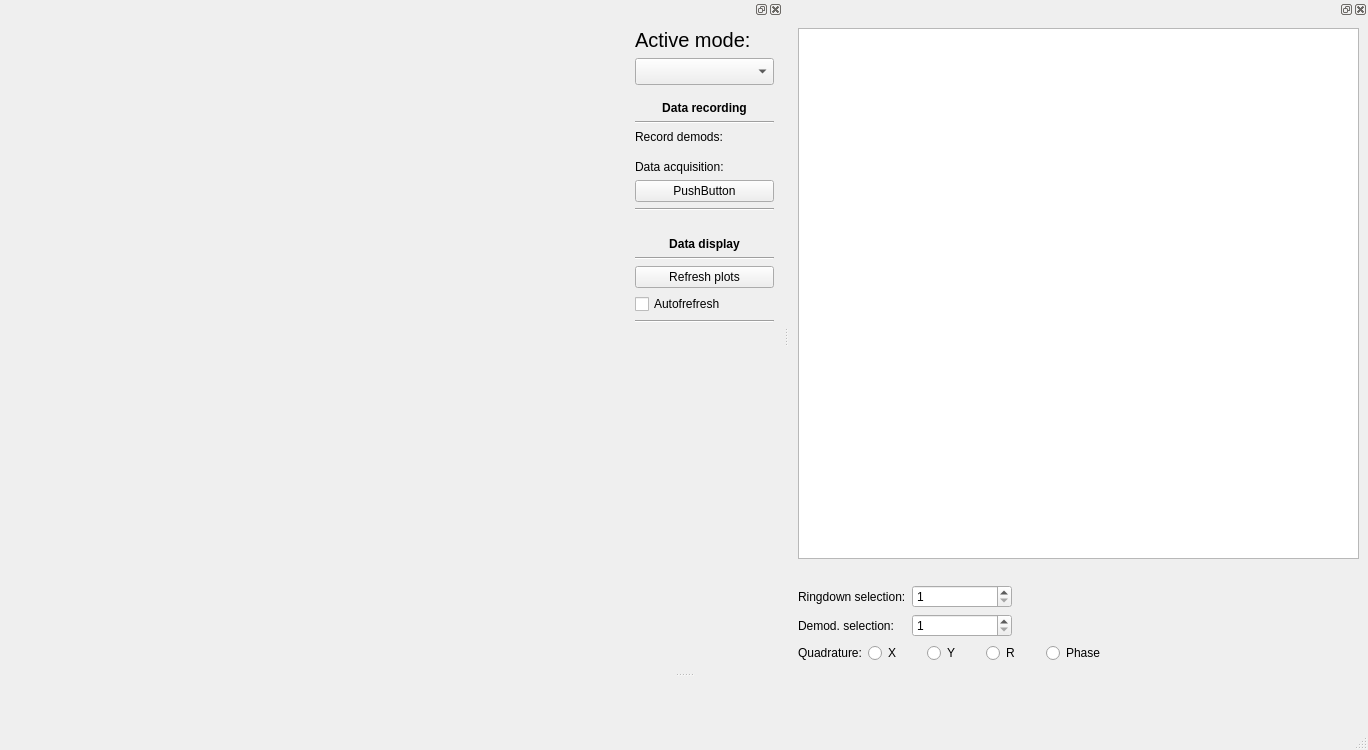
Old version of the form zhinstlib/ui_files/wafer_analyzer.ui in the repository pikestefan/zhinst_project.
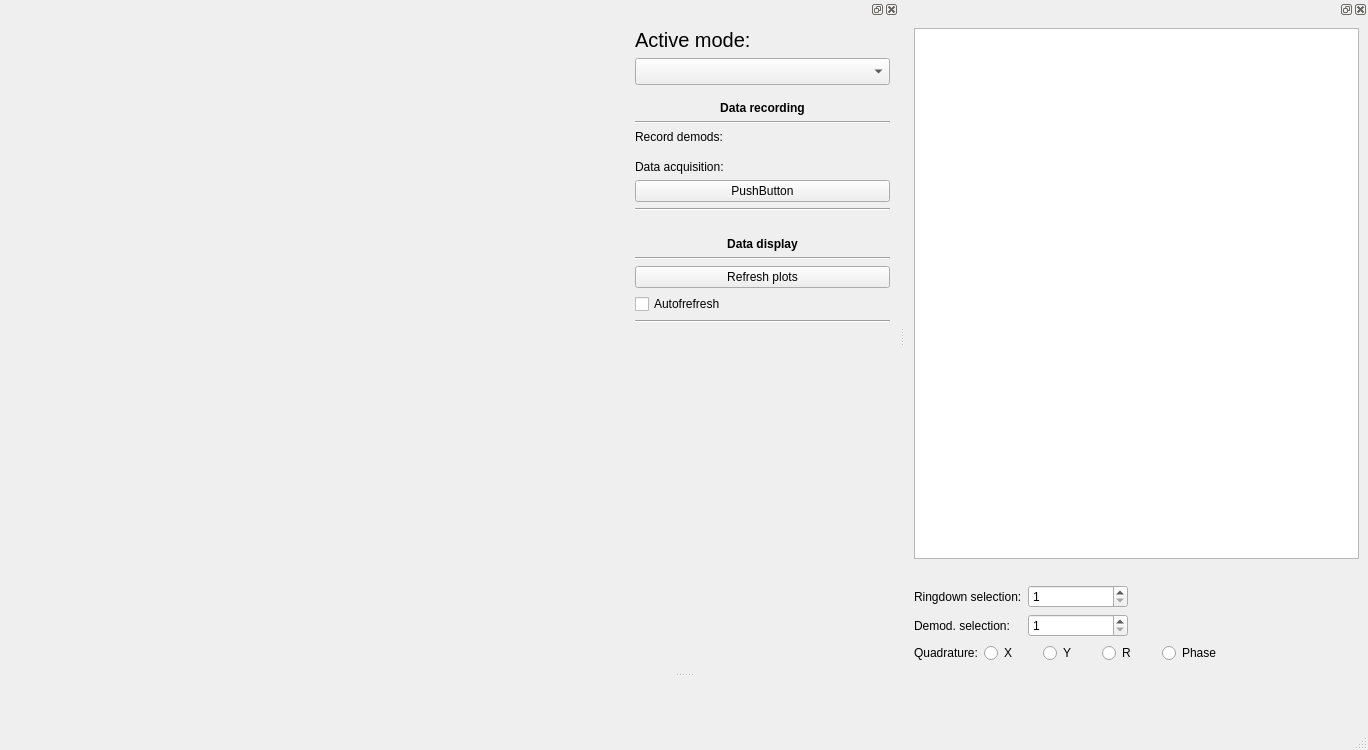
New version of the form. Custom widgets are drawn as their Qt base class.

```diff
--- a/zhinstlib/ui_files/wafer_analyzer.ui
+++ b/zhinstlib/ui_files/wafer_analyzer.ui
@@ -42,7 +42,7 @@
    </property>
    <property name="minimumSize">
     <size>
-     <width>783</width>
+     <width>899</width>
      <height>672</height>
     </size>
    </property>
@@ -231,6 +231,9 @@
          <property name="orientation">
           <enum>Qt::Vertical</enum>
          </property>
+         <property name="sizeType">
+          <enum>QSizePolicy::Expanding</enum>
+         </property>
          <property name="sizeHint" stdset="0">
           <size>
            <width>20</width>
@@ -320,7 +323,7 @@
         <enum>Qt::Horizontal</enum>
        </property>
        <property name="sizeType">
-        <enum>QSizePolicy::Maximum</enum>
+        <enum>QSizePolicy::Fixed</enum>
        </property>
        <property name="sizeHint" stdset="0">
         <size>
```
Left out of the diff: 2 changed lines with no effect on the pictures.
